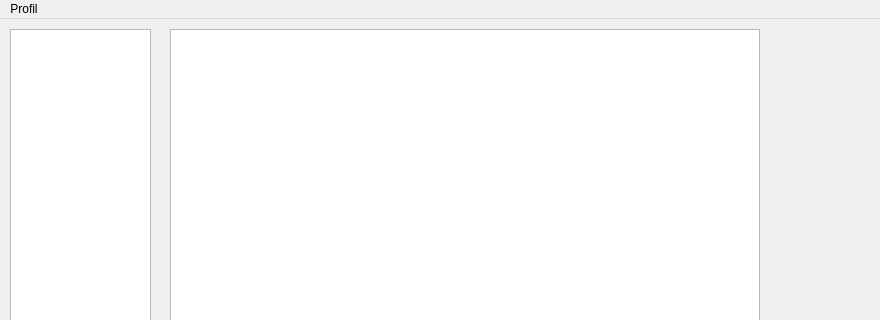
sasuke5055/Python-messenger1, file Frontend/Main/UiFiles/Main_window.ui: the form before one commit; both pictures show x 0 to 880 and y 0 to 320 of the 880 by 650 pixel window.
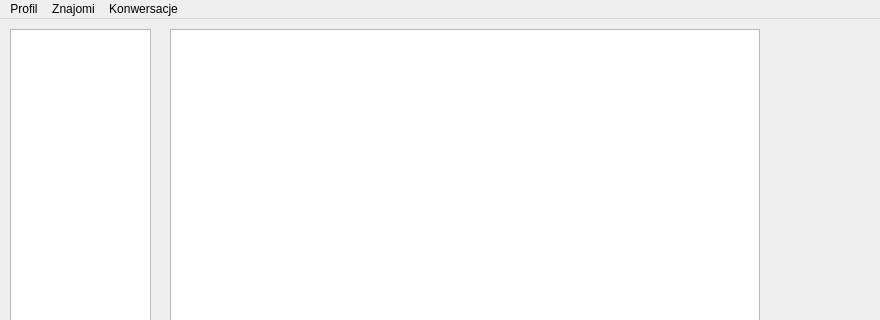
The form after the commit.

Commit message: feat(friends): add friends list and deleting friends

The edit to the form file:
```diff
--- a/Frontend/Main/UiFiles/Main_window.ui
+++ b/Frontend/Main/UiFiles/Main_window.ui
@@ -107,7 +107,21 @@
     <addaction name="action_change_pass"/>
     <addaction name="action_change_infos"/>
    </widget>
+   <widget class="QMenu" name="menu_friends">
+    <property name="title">
+     <string>Znajomi</string>
+    </property>
+    <addaction name="action_friens_list"/>
+    <addaction name="action_find_friends"/>
+   </widget>
+   <widget class="QMenu" name="menuKonwersacje">
+    <property name="title">
+     <string>Konwersacje</string>
+    </property>
+   </widget>
    <addaction name="menu_profile"/>
+   <addaction name="menu_friends"/>
+   <addaction name="menuKonwersacje"/>
   </widget>
   <widget class="QStatusBar" name="statusbar"/>
   <action name="action_change_pass">
```
Left out of the diff: 10 changed lines with no effect on the pictures. The commit also changes 7 other files.
